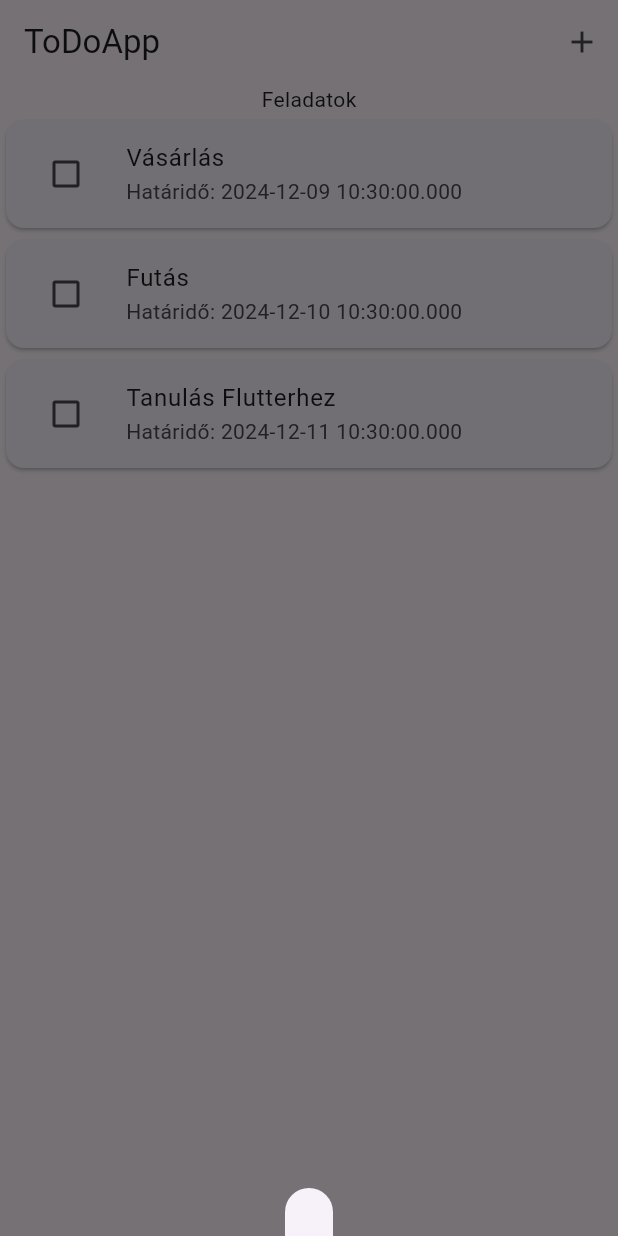
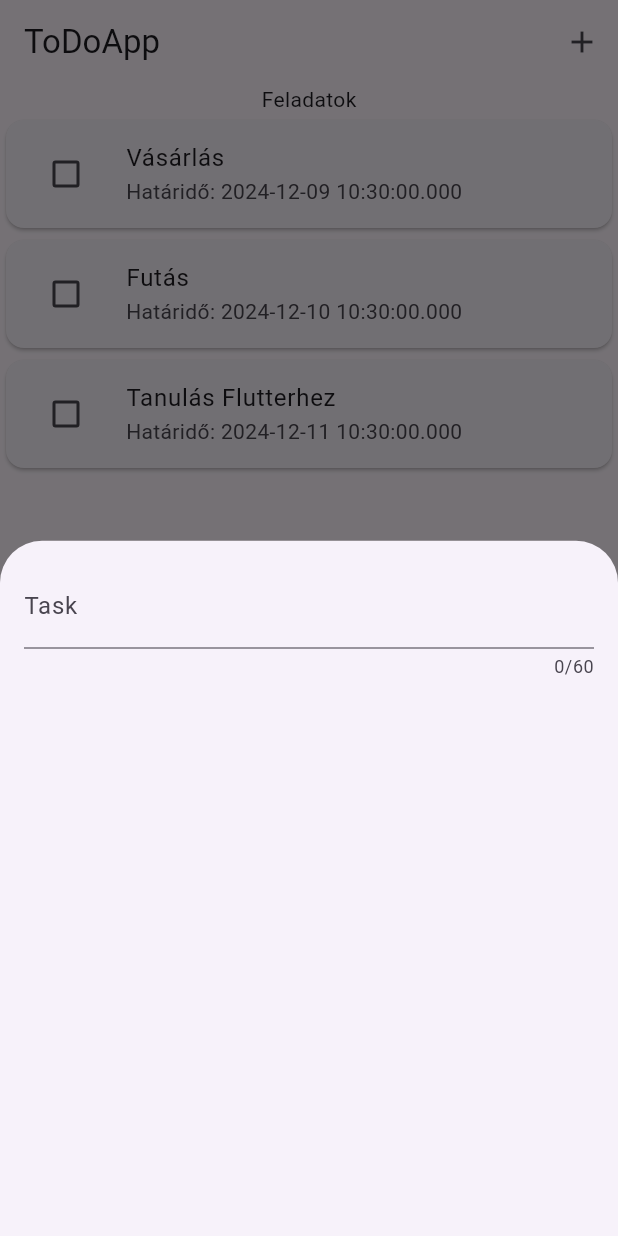
Before and after one commit to gylm99/to_do_list_app, a Flutter app: the screen it shows after launch, after a tap on the "add" icon, on a phone screen of 412 x 824 dp. Run offline on Flutter 3.47's test engine with Material 3 defaults, Android fonts, the phone set to English and light mode, and no system bars.

Commit message:
tirle_inpu_hozzaaqdva

```diff
--- a/lib/new_task.dart
+++ b/lib/new_task.dart
@@ -17,6 +17,16 @@ class _NewTrack extends State<NewTask>{
 
     return(const Padding(
       padding:  EdgeInsets.all(16),
+      child: Column(
+        children: [
+          TextField(
+            maxLength: 60,
+            decoration: InputDecoration(
+              label: Text('Task')
+            ),
+          )
+        ],
+      ),
     ));
   }
 }
--- a/lib/todo_list.dart
+++ b/lib/todo_list.dart
@@ -21,13 +21,13 @@ class TodoList extends StatefulWidget{
 class _TodoList extends State<TodoList>{
 
   void _openAddTrack(){
-  showModalBottomSheet(context: context, builder: (ctx)=>new NewTask());
+  showModalBottomSheet(context: context, builder: (ctx)=>const NewTask());
 }
 
 final List<Task> _registeredTasks = [
-    Task(title: "Vásárlás", deadLine: DateTime.now().add(Duration(days: 1))),
-    Task(title: "Futás", deadLine: DateTime.now().add(Duration(days: 2))),
-    Task(title: "Tanulás Flutterhez", deadLine: DateTime.now().add(Duration(days: 3))),
+    Task(title: "Vásárlás", deadLine: DateTime.now().add(const Duration(days: 1))),
+    Task(title: "Futás", deadLine: DateTime.now().add(const Duration(days: 2))),
+    Task(title: "Tanulás Flutterhez", deadLine: DateTime.now().add(const Duration(days: 3))),
   ];
 
   void _toggleTask(Task updatedTask) {
```
